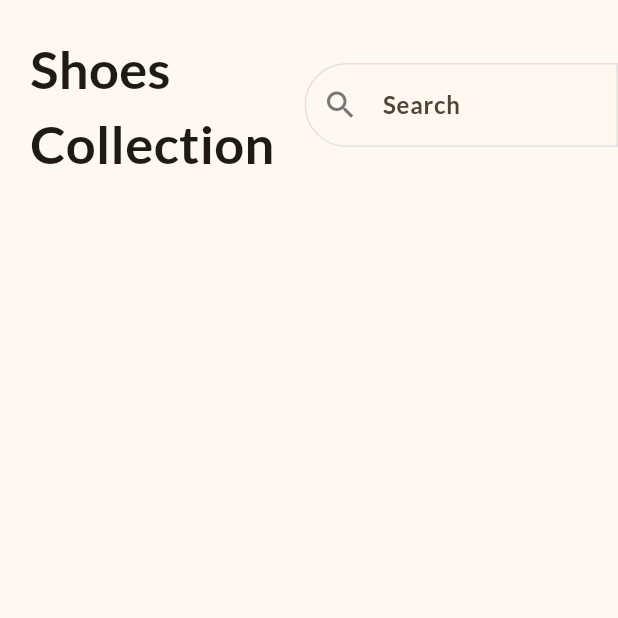
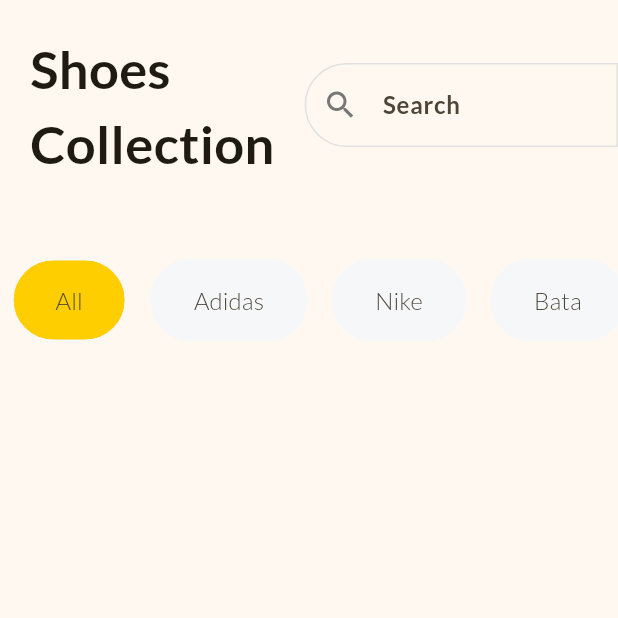
Before and after one commit to VishalKumar-007/Shop-App, a Flutter app: the screen it shows after launch, on a phone screen of 412 x 824 dp, the top half of it. Run offline on Flutter 3.47's test engine with Material 3 defaults, Android fonts, the phone set to English and light mode, and no system bars.

Commit message:
added filters section

```diff
--- a/lib/home_page.dart
+++ b/lib/home_page.dart
@@ -1,7 +1,21 @@
 import 'package:flutter/material.dart';
 
-class HomePage extends StatelessWidget {
+class HomePage extends StatefulWidget {
   const HomePage({super.key});
+
+  @override
+  State<HomePage> createState() => _HomePageState();
+}
+
+class _HomePageState extends State<HomePage> {
+  final List<String> filters = const ['All', 'Adidas', 'Nike', 'Bata'];
+  late String selectedFilter;
+
+  @override
+  void initState() {
+    super.initState();
+    selectedFilter = filters[0];
+  }
 
   @override
   Widget build(BuildContext context) {
@@ -20,6 +34,7 @@ class HomePage extends StatelessWidget {
       body: SafeArea(
         child: Column(
           children: [
+            // header section (title & search bar)
             Row(
               children: [
                 const Padding(
@@ -47,6 +62,50 @@ class HomePage extends StatelessWidget {
                 ),
               ],
             ),
+            // filters below header section
+            SizedBox(
+              height: 120,
+              child: ListView.builder(
+                scrollDirection: Axis.horizontal,
+                itemCount: filters.length,
+                itemBuilder: (context, index) {
+                  final filter = filters[index];
+                  // chip widget provides a compact element holding an icon and text
+                  // used for showing tags, filters, etc
+                  return Padding(
+                    padding: const EdgeInsets.symmetric(
+                      horizontal: 8,
+                    ),
+                    child: GestureDetector(
+                      onTap: () {
+                        setState(() {
+                          selectedFilter = filter;
+                        });
+                      },
+                      child: Chip(
+                        backgroundColor: selectedFilter == filter
+                            ? Theme.of(context).colorScheme.primary
+                            : const Color.fromRGBO(245, 247, 249, 1),
+                        shape: RoundedRectangleBorder(
+                          borderRadius: BorderRadius.circular(30),
+                        ),
+                        side: const BorderSide(
+                          color: Color.fromRGBO(245, 247, 249, 1),
+                        ),
+                        label: Text(filter),
+                        labelStyle: const TextStyle(
+                          fontSize: 16,
+                        ),
+                        padding: const EdgeInsets.symmetric(
+                          horizontal: 20,
+                          vertical: 15,
+                        ),
+                      ),
+                    ),
+                  );
+                },
+              ),
+            ),
           ],
         ),
       ),
--- a/lib/main.dart
+++ b/lib/main.dart
@@ -18,6 +18,7 @@ class MyApp extends StatelessWidget {
         // sets overall theme for the app
         colorScheme: ColorScheme.fromSeed(
           seedColor: const Color.fromRGBO(254, 206, 1, 1),
+          primary: const Color.fromRGBO(254, 206, 1, 1),
         ),
         inputDecorationTheme: const InputDecorationTheme(
           // sets hintText style for all hintTexts
```
